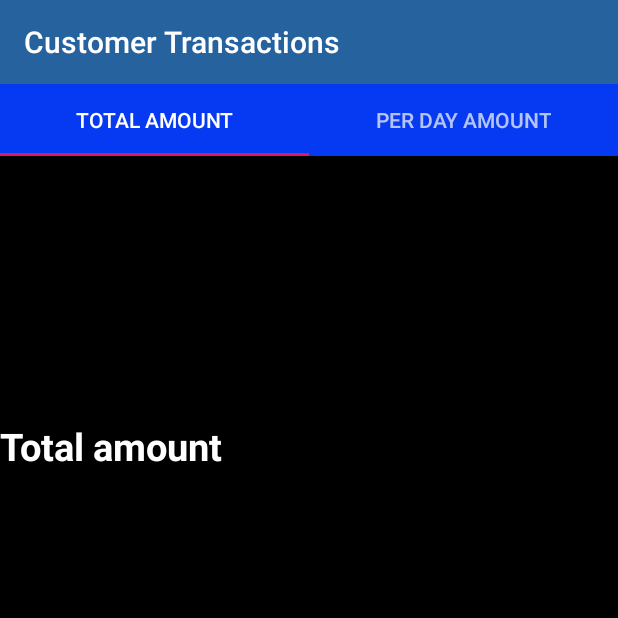
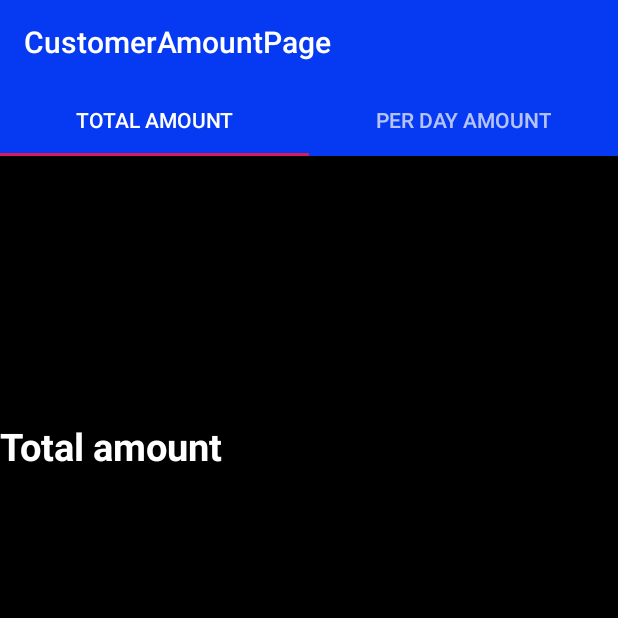
Before and after one commit to multilevelmarketing/MLM, an Android app: the CustomerAmountPage screen opened directly, with no data from a screen before it, on a phone screen of 412 x 824 dp, the top half of it. Run offline under Robolectric (Android 15) with nearby library versions, the phone set to English and light mode, and no system bars; our stand-ins replace Volley; libraries missing offline, so code that uses them is left out: de.codecrafters.tableview; network calls fail; 6 statements that could not run were skipped.

Commit message:
profile commit

```diff
--- a/app/src/main/AndroidManifest.xml
+++ b/app/src/main/AndroidManifest.xml
@@ -16,7 +16,8 @@
             android:label="@string/title_activity_customer_amount_page"
             android:theme="@style/AppTheme.NoActionBar"
             android:parentActivityName=".Customer.Customer_Home_Page"/>
-        <activity android:name=".Customer.customer_create_customer"
+        <activity
+            android:name=".Customer.customer_create_customer"
             android:parentActivityName=".Customer.Customer_Home_Page"/>
         <activity
             android:name=".User.User_ShowCustomer"
@@ -25,8 +26,7 @@
             android:name=".Customer.Customer_show"
             android:parentActivityName=".Customer.Customer_Home_Page" />
         <activity android:name=".Customer.Customer_update" />
-        <activity android:name=".Admin.Admin_Update" />
-        <activity android:name=".Admin.User_Show" />
+        <activity android:name=".Admin.Admin_Update"/>
         <activity android:name=".Admin.Admin_Profile" />
         <activity android:name=".Admin.Admin_Panel" />
         <activity
--- a/app/src/main/java/multilevel/multilevelmarkitning/Admin/Admin_Update.java
+++ b/app/src/main/java/multilevel/multilevelmarkitning/Admin/Admin_Update.java
@@ -68,7 +68,7 @@ public class Admin_Update extends AppCompatActivity
                     {
                         user_id.setText(new JSONObject(response).getString("RegId"));
                         user_name.setText(new JSONObject(response).getString("RegName"));
-                        company.setText(new JSONObject(response).getString("RegCompany"));
+                        company.setText(new JSONObject(response).getString("RegCmp"));
                         password.setText(new JSONObject(response).getString("RegPass"));
                         email.setText(new JSONObject(response).getString("RegEmail"));
                         mobile.setText(new JSONObject(response).getString("RegMobile"));
--- a/app/src/main/res/layout/activity_customer_amount_page.xml
+++ b/app/src/main/res/layout/activity_customer_amount_page.xml
@@ -1,12 +1,13 @@
 <?xml version="1.0" encoding="utf-8"?>
-<android.support.design.widget.CoordinatorLayout xmlns:android="http://schemas.android.com/apk/res/android"
+<LinearLayout xmlns:android="http://schemas.android.com/apk/res/android"
     xmlns:app="http://schemas.android.com/apk/res-auto"
     xmlns:tools="http://schemas.android.com/tools"
     android:id="@+id/main_content"
     android:layout_width="match_parent"
     android:layout_height="match_parent"
     android:fitsSystemWindows="true"
-    tools:context=".Customer.CustomerAmountPage">
+    tools:context=".Customer.CustomerAmountPage"
+    android:orientation="vertical">
 
     <android.support.design.widget.AppBarLayout
         android:id="@+id/appbar"
@@ -16,13 +17,9 @@
 
         <android.support.v7.widget.Toolbar
             android:id="@+id/toolbar"
+            android:minHeight="?attr/actionBarSize"
             android:layout_width="match_parent"
-            android:layout_height="?attr/actionBarSize"
-            android:layout_weight="1"
-            android:background="#25629e"
-            app:layout_scrollFlags="scroll|enterAlways"
-            app:popupTheme="@style/AppTheme.PopupOverlay"
-            app:title="Customer Transactions">
+            android:layout_height="wrap_content">>
 
         </android.support.v7.widget.Toolbar>
 
@@ -42,19 +39,15 @@
                 android:layout_width="wrap_content"
                 android:layout_height="wrap_content"
                 android:text="Per Day amount" />
-
-
-
         </android.support.design.widget.TabLayout>
     </android.support.design.widget.AppBarLayout>
 
     <android.support.v4.view.ViewPager
         android:id="@+id/container"
         android:layout_width="match_parent"
-        android:layout_height="match_parent"
-        android:background="@drawable/bg"
-        app:layout_behavior="@string/appbar_scrolling_view_behavior" />
+        android:layout_height="match_parent">
+
+    </android.support.v4.view.ViewPager>
 
 
-
-</android.support.design.widget.CoordinatorLayout>
+</LinearLayout>
--- a/app/src/main/res/menu/customer_menu.xml
+++ b/app/src/main/res/menu/customer_menu.xml
@@ -5,7 +5,6 @@
         android:id="@+id/customer_logout"
         android:title="Logout"
         android:visible="true"
-        app:showAsAction="always"
-        />
+        app:showAsAction="always"/>
 
 </menu>
```
Also changed, not shown: app/src/main/res/layout/activity_customer_show.xml (+0 -8 lines).
